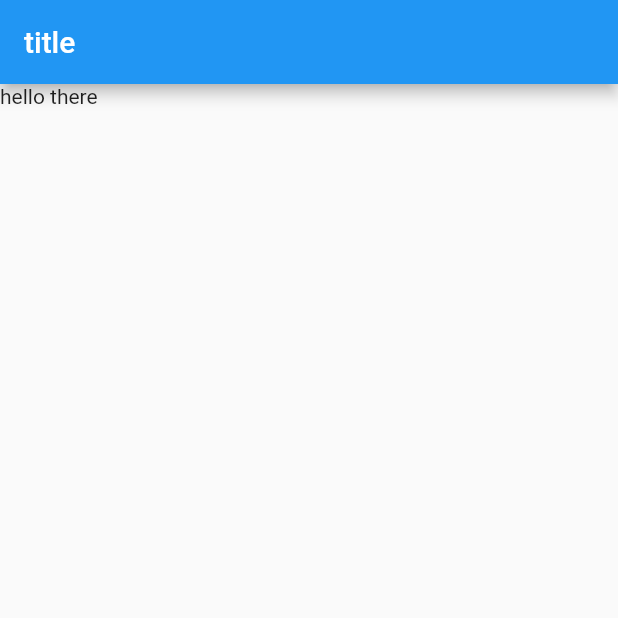
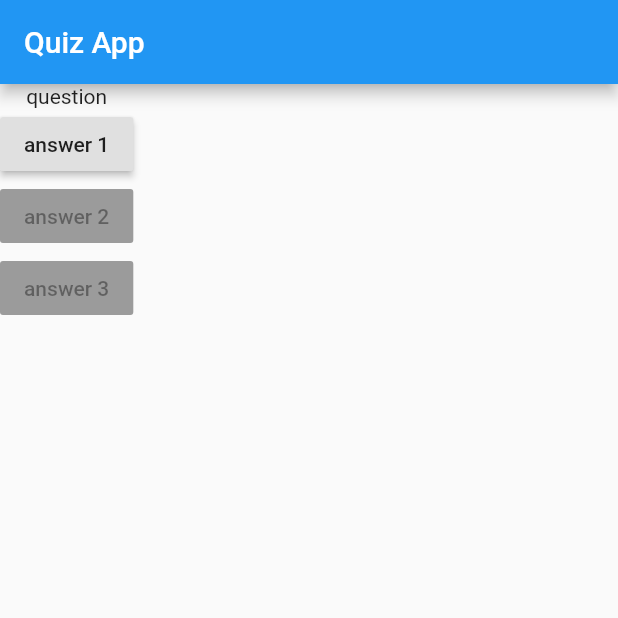
Before and after one commit to sahina/flutter_quiz, a Flutter app: the screen it shows after launch, on a phone screen of 412 x 824 dp, the top half of it. Run offline on Flutter 3.47's test engine with Material 2 defaults, Android fonts, the phone set to English and light mode, and no system bars.

Commit message:
added column widget

```diff
--- a/lib/main.dart
+++ b/lib/main.dart
@@ -3,14 +3,34 @@ import 'package:flutter/material.dart';
 void main() => runApp(MyApp());
 
 class MyApp extends StatelessWidget {
+  void answer() {
+    print("clicked");
+  }
+
   @override
   Widget build(BuildContext context) {
     return MaterialApp(
       home: Scaffold(
         appBar: AppBar(
-          title: Text("title"),
+          title: Text("Quiz App"),
         ),
-        body: Text("hello there"),
+        body: Column(
+          children: <Widget>[
+            Text("question"),
+            RaisedButton(
+              child: Text("answer 1"),
+              onPressed: answer,
+            ),
+            RaisedButton(
+              child: Text("answer 2"),
+              onPressed: null,
+            ),
+            RaisedButton(
+              child: Text("answer 3"),
+              onPressed: null,
+            ),
+          ],
+        ),
       ),
     );
   }
```
